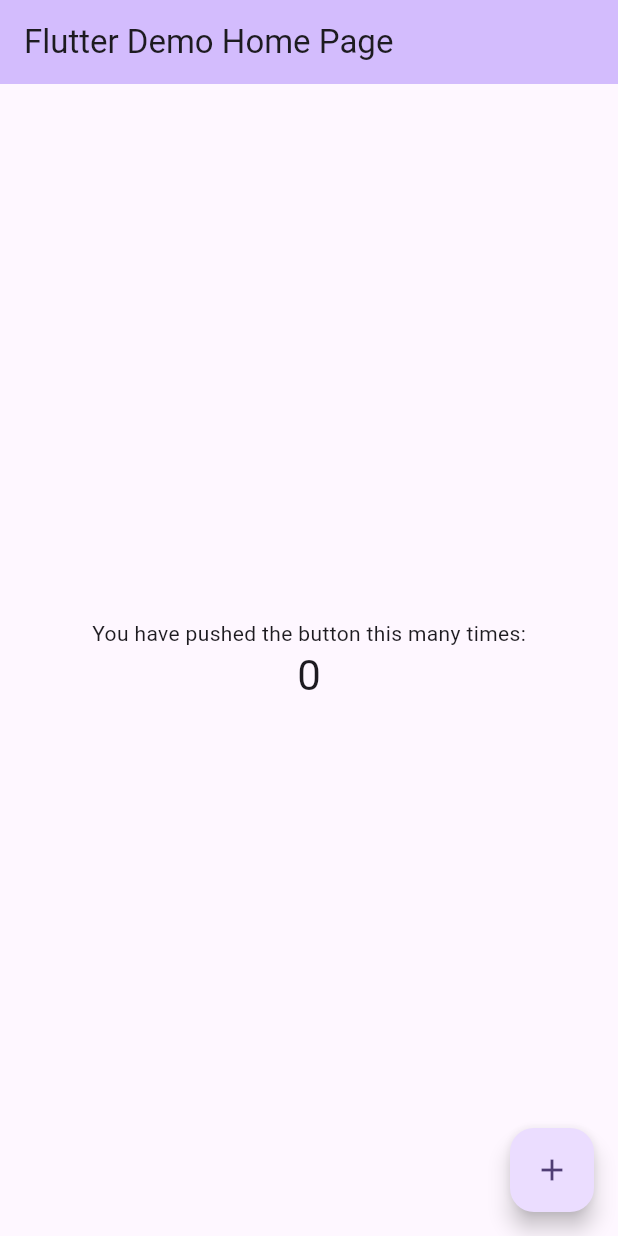
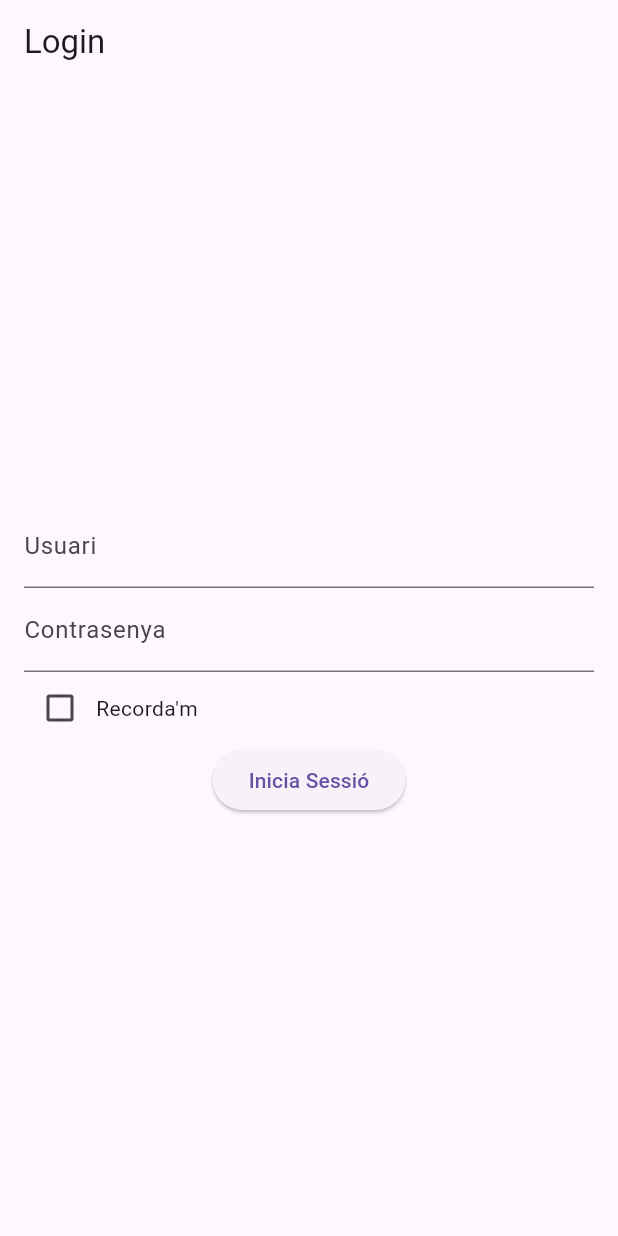
Before and after one commit to Andreu274/examen_final_pons, a Flutter app: the screen it shows after launch, on a phone screen of 412 x 824 dp. Run offline on Flutter 3.47's test engine with Material 3 defaults, Android fonts, the phone set to English and light mode, and no system bars; our stand-ins replace shared_preferences.

Commit message:
login fet/no funciona afegir un arbre

```diff
--- a/lib/main.dart
+++ b/lib/main.dart
@@ -1,125 +1,45 @@
+import 'package:examen_final_pons/screens/details_screen.dart';
+
+import 'services/arbre_service.dart';
+import 'package:examen_final_pons/preferences/preferences.dart';
 import 'package:flutter/material.dart';
+import 'package:provider/provider.dart';
+import 'screens/screens.dart';
 
-void main() {
-  runApp(const MyApp());
+
+void main() async {
+    WidgetsFlutterBinding.ensureInitialized();
+  await Preferences.init();
+  runApp(AppState());
 }
 
-class MyApp extends StatelessWidget {
-  const MyApp({super.key});
-
-  // This widget is the root of your application.
+class AppState extends StatelessWidget {
   @override
   Widget build(BuildContext context) {
-    return MaterialApp(
-      title: 'Flutter Demo',
-      theme: ThemeData(
-        // This is the theme of your application.
-        //
-        // TRY THIS: Try running your application with "flutter run". You'll see
-        // the application has a blue toolbar. Then, without quitting the app,
-        // try changing the seedColor in the colorScheme below to Colors.green
-        // and then invoke "hot reload" (save your changes or press the "hot
-        // reload" button in a Flutter-supported IDE, or press "r" if you used
-        // the command line to start the app).
-        //
-        // Notice that the counter didn't reset back to zero; the application
-        // state is not lost during the reload. To reset the state, use hot
-        // restart instead.
-        //
-        // This works for code too, not just values: Most code changes can be
-        // tested with just a hot reload.
-        colorScheme: ColorScheme.fromSeed(seedColor: Colors.deepPurple),
-        useMaterial3: true,
-      ),
-      home: const MyHomePage(title: 'Flutter Demo Home Page'),
+    return MultiProvider(
+      providers: [
+        ChangeNotifierProvider(create: (_) => ArbreService()),
+      ],
+      child: MyApp(),
     );
   }
 }
 
-class MyHomePage extends StatefulWidget {
-  const MyHomePage({super.key, required this.title});
-
-  // This widget is the home page of your application. It is stateful, meaning
-  // that it has a State object (defined below) that contains fields that affect
-  // how it looks.
-
-  // This class is the configuration for the state. It holds the values (in this
-  // case the title) provided by the parent (in this case the App widget) and
-  // used by the build method of the State. Fields in a Widget subclass are
-  // always marked "final".
-
-  final String title;
-
-  @override
-  State<MyHomePage> createState() => _MyHomePageState();
-}
-
-class _MyHomePageState extends State<MyHomePage> {
-  int _counter = 0;
-
-  void _incrementCounter() {
-    setState(() {
-      // This call to setState tells the Flutter framework that something has
-      // changed in this State, which causes it to rerun the build method below
-      // so that the display can reflect the updated values. If we changed
-      // _counter without calling setState(), then the build method would not be
-      // called again, and so nothing would appear to happen.
-      _counter++;
-    });
-  }
+class MyApp extends StatelessWidget {
+  const MyApp({Key? key});
 
   @override
   Widget build(BuildContext context) {
-    // This method is rerun every time setState is called, for instance as done
-    // by the _incrementCounter method above.
-    //
-    // The Flutter framework has been optimized to make rerunning build methods
-    // fast, so that you can just rebuild anything that needs updating rather
-    // than having to individually change instances of widgets.
-    return Scaffold(
-      appBar: AppBar(
-        // TRY THIS: Try changing the color here to a specific color (to
-        // Colors.amber, perhaps?) and trigger a hot reload to see the AppBar
-        // change color while the other colors stay the same.
-        backgroundColor: Theme.of(context).colorScheme.inversePrimary,
-        // Here we take the value from the MyHomePage object that was created by
-        // the App.build method, and use it to set our appbar title.
-        title: Text(widget.title),
-      ),
-      body: Center(
-        // Center is a layout widget. It takes a single child and positions it
-        // in the middle of the parent.
-        child: Column(
-          // Column is also a layout widget. It takes a list of children and
-          // arranges them vertically. By default, it sizes itself to fit its
-          // children horizontally, and tries to be as tall as its parent.
-          //
-          // Column has various properties to control how it sizes itself and
-          // how it positions its children. Here we use mainAxisAlignment to
-          // center the children vertically; the main axis here is the vertical
-          // axis because Columns are vertical (the cross axis would be
-          // horizontal).
-          //
-          // TRY THIS: Invoke "debug painting" (choose the "Toggle Debug Paint"
-          // action in the IDE, or press "p" in the console), to see the
-          // wireframe for each widget.
-          mainAxisAlignment: MainAxisAlignment.center,
-          children: <Widget>[
-            const Text(
-              'You have pushed the button this many times:',
-            ),
-            Text(
-              '$_counter',
-              style: Theme.of(context).textTheme.headlineMedium,
-            ),
-          ],
-        ),
-      ),
-      floatingActionButton: FloatingActionButton(
-        onPressed: _incrementCounter,
-        tooltip: 'Increment',
-        child: const Icon(Icons.add),
-      ), // This trailing comma makes auto-formatting nicer for build methods.
+    return MaterialApp(
+      debugShowCheckedModeBanner: false,
+      title: 'Flutter Demo',
+      theme: ThemeData(primarySwatch: Colors.green),
+      initialRoute: 'login',
+      routes: {
+        'home': (_) => HomeScreen(),
+        'details': (_) => DetailScreen(),
+        'login': (_) => LoginScreen(),
+      },
     );
   }
 }
--- /dev/null
+++ b/lib/models/arbre.dart
@@ -0,0 +1,63 @@
+import 'dart:convert';
+
+class Arbre {
+  Arbre({
+    required this.nom,
+    required this.varietat,
+    required this.tipus,
+    required this.autocton,
+    required this.foto,
+    required this.detall,
+  });
+
+  String nom;
+  String varietat;
+  String tipus;
+  String autocton;
+  String foto;
+  String detall;
+
+  // Convertir de JSON (String) a arbre
+  factory Arbre.fromJson(String str) => Arbre.fromMap(json.decode(str));
+
+  // Convertir de arbre a JSON (String)
+  String toJson() => json.encode(toMap());
+
+  // Crear un arbre a partir de un Map
+  factory Arbre.fromMap(Map<String, dynamic> json) => Arbre(
+        nom: json["nom"],
+        varietat: json["varietat"],
+        tipus: json["tipus"],
+        autocton: json["autocton"],
+        foto: json["foto"],
+        detall: json["detall"],
+      );
+
+  // Convertir un arbre a Map
+  Map<String, dynamic> toMap() => {
+        "nom": nom,
+        "varietat": varietat,
+        "tipus": tipus,
+        "autocton": autocton,
+        "foto": foto,
+        "detall": detall,
+      };
+
+  // Método para crear una copia de un arbre con la posibilnomad de cambiar algunos campos
+  Arbre copy({
+    String? nom,
+    String? varietat,
+    String? tipus,
+    String? autocton,
+    String? foto,
+    String? detall,
+  }) =>
+      Arbre(
+        nom: nom ?? this.nom,
+        varietat: varietat ?? this.varietat,
+        tipus: tipus ?? this.tipus,
+        autocton: autocton ?? this.autocton,
+        foto: foto ?? this.foto,
+        detall: detall ?? this.detall,
+      );
+}
--- /dev/null
+++ b/lib/models/models.dart
@@ -0,0 +1 @@
+export 'arbre.dart';
--- /dev/null
+++ b/lib/preferences/preferences.dart
@@ -0,0 +1,47 @@
+import 'package:shared_preferences/shared_preferences.dart';
+
+class Preferences {
+  static late SharedPreferences _prefs;
+
+  static String _nom = "";
+  static String _contrasenya = "";
+  static bool _comprobar = false;
+
+   static Future  init() async{
+
+      _prefs = await SharedPreferences.getInstance();
+    }
+
+  static String get nom {
+    return _prefs.getString("nom") ?? _nom;
+  }
+
+  static set nom(String value) {
+    _nom = value;
+    _prefs.setString("nom", value);
+  }
+
+  static String get contrasenya {
+    return _prefs.getString("contrasenya") ?? _contrasenya;
+  }
+
+  static set contrasenya(String value) {
+    _contrasenya = value;
+    _prefs.setString("contrasenya", value);
+  }
+
+  static bool get comprobar {
+    return _prefs.getBool("comprobar") ?? _comprobar;
+  }
+
+  static set comprobar(bool value) {
+    _comprobar = value;
+    _prefs.setBool("comprobar", value);
+  }
+
+  static void clearCredentials() {
+    _prefs.remove("nom");
+    _prefs.remove("contrasenya");
+    _prefs.remove("comprobar");
+  }
+}
--- /dev/null
+++ b/lib/screens/login_screen.dart
@@ -0,0 +1,82 @@
+import 'package:examen_final_pons/preferences/preferences.dart';
+import 'package:flutter/material.dart';
+
+
+class LoginScreen extends StatefulWidget {
+  const LoginScreen({Key? key}) : super(key: key);
+
+  @override
+  _LoginScreenState createState() => _LoginScreenState();
+}
+
+class _LoginScreenState extends State<LoginScreen> {
+  final TextEditingController _userController = TextEditingController();
+  final TextEditingController _passwordController = TextEditingController();
+  bool _rememberMe = false;
+
+  @override
+  void initState() {
+    super.initState();
+    _loadCredentials();
+  }
+
+  void _loadCredentials() {
+
+    setState(() {
+      _userController.text = Preferences.nom;
+      _passwordController.text = Preferences.contrasenya;
+      _rememberMe = Preferences.comprobar;
+    });
+  }
+
+  void _login() {
+    // Guarda o elimina las credenciales según el estado de _rememberMe
+    if (_rememberMe) {
+      Preferences.nom = _userController.text;
+      Preferences.contrasenya = _passwordController.text;
+      Preferences.comprobar = _rememberMe;
+    } else {
+      Preferences.clearCredentials();
+    }
+    // Navega al HomeScreen
+    Navigator.pushReplacementNamed(context, 'home');
+  }
+
+  @override
+  Widget build(BuildContext context) {
+    return Scaffold(
+      appBar: AppBar(title: Text("Login")),
+      body: Padding(
+        padding: const EdgeInsets.all(16.0),
+        child: Column(
+          mainAxisAlignment: MainAxisAlignment.center,
+          children: [
+            TextField(
+              controller: _userController,
+              decoration: InputDecoration(labelText: 'Usuari'),
+            ),
+            TextField(
+              controller: _passwordController,
+              decoration: InputDecoration(labelText: 'Contrasenya'),
+              obscureText: true,
+            ),
+            Row(
+              children: [
+                Checkbox(
+                  value: _rememberMe,
+                  onChanged: (bool? value) {
+                    setState(() {
+                      _rememberMe = value!;
+                    });
+                  },
+                ),
+                Text('Recorda\'m'),
+              ],
+            ),
+            ElevatedButton(onPressed: _login, child: Text('Inicia Sessió')),
+          ],
+        ),
+      ),
+    );
+  }
+}
--- /dev/null
+++ b/lib/screens/screens.dart
@@ -0,0 +1,2 @@
+export 'login_screen.dart';
+export 'home_screen.dart';
--- /dev/null
+++ b/lib/services/services.dart
@@ -0,0 +1 @@
+export 'arbre_service.dart';
--- /dev/null
+++ b/lib/ui/loading.dart
@@ -0,0 +1,5 @@
+import 'package:flutter/material.dart';
+
+Widget Loading() {
+  return Center(child: CircularProgressIndicator());
+}
--- /dev/null
+++ b/lib/ui/ui.dart
@@ -0,0 +1,2 @@
+export 'input_decorations.dart';
+export 'loading.dart';
--- /dev/null
+++ b/lib/widgets/widgets.dart
@@ -0,0 +1 @@
+export 'arbre_card.dart';
```
Also changed, not shown: lib/screens/details_screen.dart (added, +141 -0 lines), lib/screens/home_screen.dart (added, +77 -0 lines), lib/services/arbre_service.dart (added, +68 -0 lines), lib/ui/input_decorations.dart (added, +29 -0 lines), lib/widgets/arbre_card.dart (added, +22 -0 lines), pubspec.yaml (+5 -6 lines), pubspec.lock, 1 other file.
